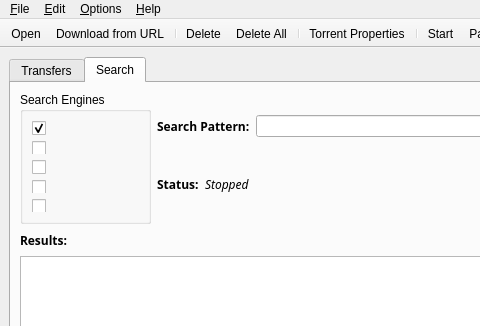
Old version of the form src/MainWindow.ui in the repository SysAdminDoc/qBittorrent-Vanced; both pictures show x 0 to 480 and y 0 to 326 of the 849 by 528 pixel window.
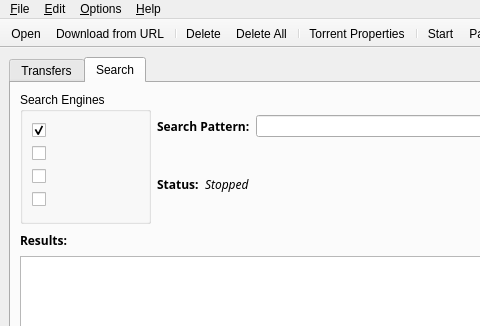
New version of the form. The open tabs and pages were chosen to show the change.

Commit message: - Had to remove BTJunkie search engine because of their new anti-bot security

The edit to the form file:
```diff
--- a/src/MainWindow.ui
+++ b/src/MainWindow.ui
@@ -411,13 +411,6 @@
                </property>
               </widget>
              </item>
-             <item>
-              <widget class="QCheckBox" name="btjunkie" >
-               <property name="text" >
-                <string/>
-               </property>
-              </widget>
-             </item>
              <item>
               <widget class="QCheckBox" name="meganova" >
                <property name="text" >
```
The commit also changes 2 other files.
